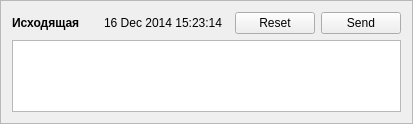
This is MorseMessage.ui in jolaf/morse-telegraph as Qt 5 draws it before an edit. The edited form follows.
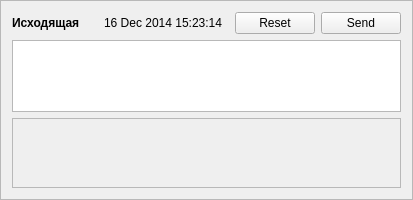
This is the edited form.

Commit message: Still non-functional draft of GUI application

```diff
--- a/MorseMessage.ui
+++ b/MorseMessage.ui
@@ -248,11 +248,17 @@
     </widget>
    </item>
    <item>
-    <layout class="QGridLayout" name="gridLayout">
-     <property name="horizontalSpacing">
-      <number>0</number>
+    <widget class="QScrollArea" name="bitsScrollArea">
+     <property name="verticalScrollBarPolicy">
+      <enum>Qt::ScrollBarAlwaysOff</enum>
      </property>
-    </layout>
+     <property name="widgetResizable">
+      <bool>true</bool>
+     </property>
+     <widget class="QWidget" name="bitsWidget">
+       <layout class="QGridLayout" name="bitsGridLayout"/>
+     </widget>
+    </widget>
    </item>
   </layout>
  </widget>
```
The commit also changes 3 other files.
